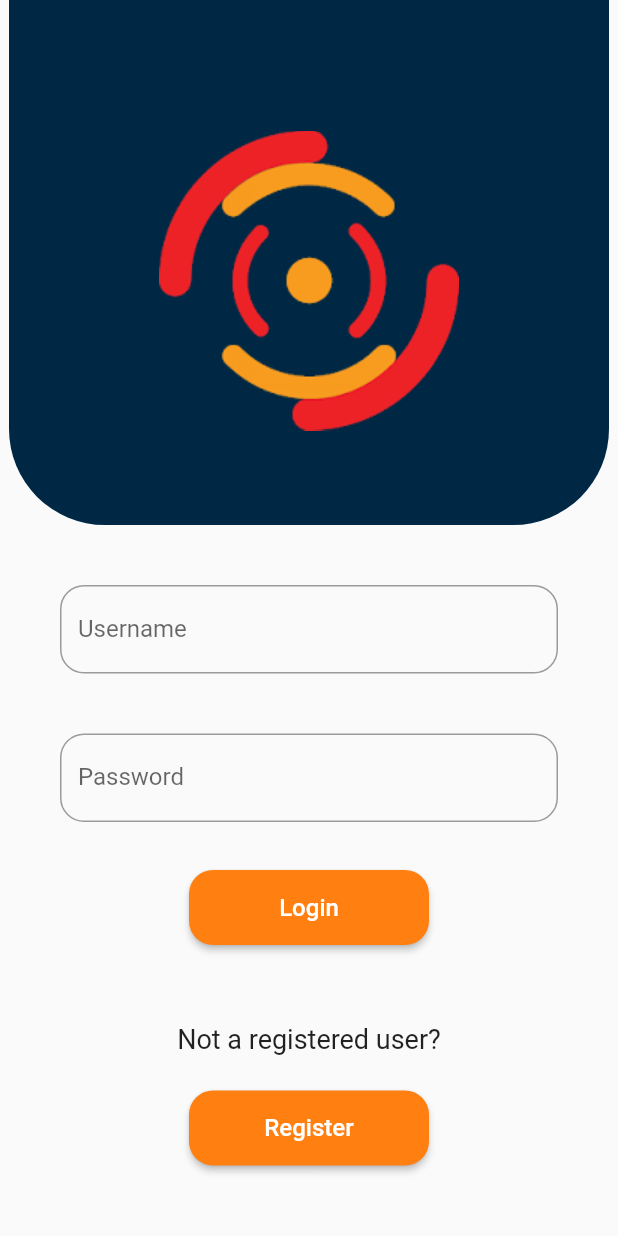
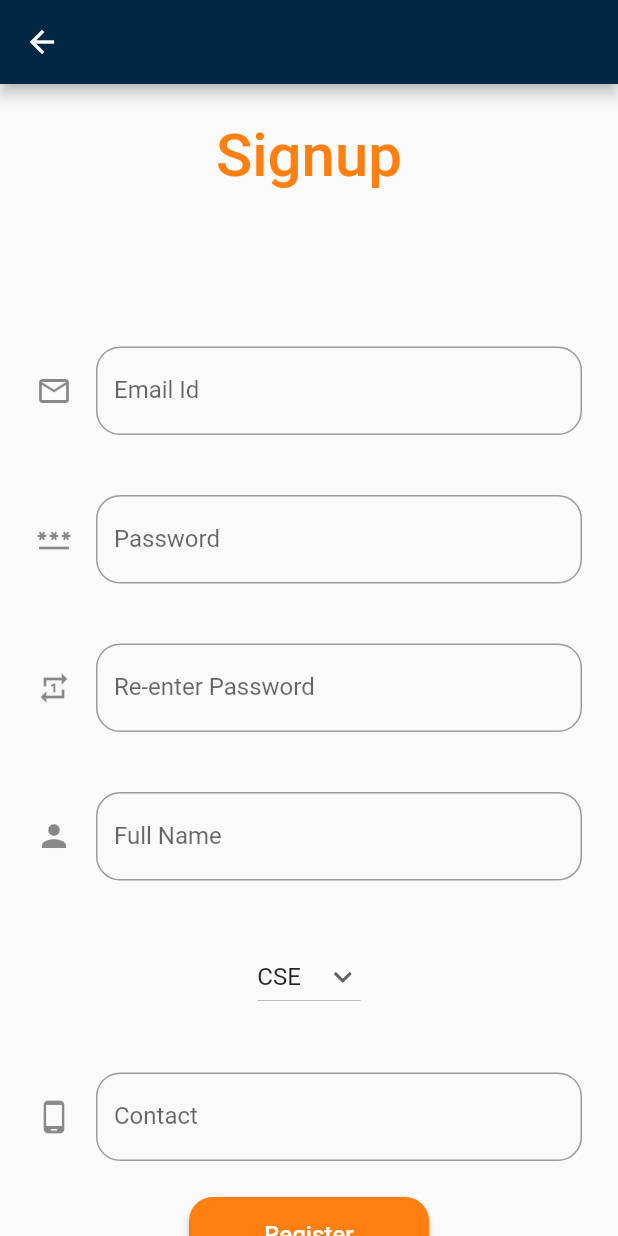
Before and after one commit to LalithGuptha/Admin_App_Anokha, a Flutter app: the screen it shows after launch, after a tap on "Register", on a phone screen of 412 x 824 dp. Run offline on Flutter 3.47's test engine with Material 2 defaults, Android fonts, the phone set to English and light mode, and no system bars; our stand-ins replace hexcolor; missing offline and left inert: dart:ffi.

Commit message:
Signup screen

```diff
--- /dev/null
+++ b/lib/screens/Signup.dart
@@ -0,0 +1,150 @@
+import 'dart:ffi';
+
+import 'package:flutter/material.dart';
+import 'package:hexcolor/hexcolor.dart';
+
+class Signup extends StatefulWidget {
+  const Signup({Key? key}) : super(key: key);
+
+  @override
+  State<Signup> createState() => _Signup();
+}
+
+class _Signup extends State<Signup>
+{
+    var departments = ['CSE','ECE','MECH'];
+    String dropdownvalue = 'CSE';
+    @override
+    Widget build(BuildContext context)
+    {
+
+      return MaterialApp(
+        home: Scaffold(
+          appBar:AppBar(
+            backgroundColor: HexColor("002845"),
+            leading: IconButton(
+              onPressed:(){
+                Navigator.pop(context);
+              },
+              icon: Icon(Icons.arrow_back),),
+          ),
+        body: SingleChildScrollView(
+          child: Column(
+            mainAxisAlignment: MainAxisAlignment.center,
+            children: [
+              Padding(
+                padding: EdgeInsets.only(top: 24),
+                child: Text("Signup",style: TextStyle(
+                    fontSize: 40,
+                    fontWeight: FontWeight.w500,
+                    color: HexColor("FF7F11")
+                ),
+                  textAlign: TextAlign.center,
+                ) ,
+              ),
+              SizedBox(height: 80,),
+              Padding(
+                  padding: EdgeInsets.all(24),
+                child: Column(
+                  children: [
+                    TextField(
+                        decoration: InputDecoration(
+                            icon: Icon(Icons.email_outlined),
+                            labelText: "Email Id",
+                            hintText: "anokha@gmail.com",
+                            border: OutlineInputBorder(
+                                borderRadius: BorderRadius.circular(16))
+                        )
+
+                    ),
+                    SizedBox(height: 40,),
+                    TextField(
+                        decoration: InputDecoration(
+                            icon: Icon(Icons.password),
+                            labelText: "Password",
+                            hintText: "Password",
+                            border: OutlineInputBorder(
+                                borderRadius: BorderRadius.circular(16))
+                        )
+
+                    ),
+                    SizedBox(height:40),
+                    TextField(
+                        decoration: InputDecoration(
+                            icon: Icon(Icons.repeat_one),
+                            labelText: "Re-enter Password",
+                            hintText: "Re-enter Password",
+                            border: OutlineInputBorder(
+                                borderRadius: BorderRadius.circular(16))
+                        )
+
+                    ),
+                    SizedBox(height:40),
+                    TextField(
+                        decoration: InputDecoration(
+                            icon: Icon(Icons.person),
+                            labelText: "Full Name",
+                            hintText: "Full Name",
+                            border: OutlineInputBorder(
+                                borderRadius: BorderRadius.circular(16))
+                        )
+
+                    ),
+                    SizedBox(height:40),
+                    DropdownButton(
+                      borderRadius: BorderRadius.circular(20),
+                      dropdownColor: HexColor("BEB7A4"),
+                      value: dropdownvalue,
+                        icon: const Icon(Icons.keyboard_arrow_down),
+                        items: departments.map((String departments){
+                          return DropdownMenuItem(value: departments,
+                          child: Text(departments),);
+                        }).toList(),
+                        onChanged: (String? newValue){
+                        setState(() {
+                          dropdownvalue = newValue!;
+                        });
+                        }
+
+                    ),
+                    SizedBox(height:40),
+                    TextField(
+                        decoration: InputDecoration(
+                            icon: Icon(Icons.phone_android),
+                            labelText: "Contact",
+                            hintText: "+91",
+                            border: OutlineInputBorder(
+                                borderRadius: BorderRadius.circular(16))
+                        )
+
+                    ),
+                    SizedBox(height: 24,),
+                    SizedBox(
+                      height: 50,
+                      width: 160,
+                      child: ElevatedButton(
+                        onPressed: (){
+                          // Navigator.push(context,
+                          //     MaterialPageRoute(builder: (context) => const Signup()));
+                        },
+                        child: Text("Register",style: TextStyle(
+                            fontSize: 16
+                        ),),
+                        style: ElevatedButton.styleFrom(
+                          primary: HexColor("FF7F11"),
+                          shape: RoundedRectangleBorder(
+                              borderRadius: BorderRadius.all(Radius.circular(16))
+                          ),
+                        ),
+                      ),
+                    ),
+                  ],
+                ),
+              )
+            ],
+          ),
+        ),
+        ),
+      );
+    }
+}
--- a/lib/screens/login.dart
+++ b/lib/screens/login.dart
@@ -1,4 +1,5 @@
 import 'package:admin_app/screens/home_screen.dart';
+import 'package:admin_app/screens/Signup.dart';
 import 'package:flutter/material.dart';
 import 'package:hexcolor/hexcolor.dart';
 
@@ -91,7 +92,10 @@ class _Login extends State<Login> {
                       height: 50,
                       width: 160,
                       child: ElevatedButton(
-                        onPressed: (){},
+                        onPressed: (){
+                          Navigator.push(context,
+                          MaterialPageRoute(builder: (context) => const Signup()));
+                        },
                         child: Text("Register",style: TextStyle(
                             fontSize: 16
                         ),),
```
